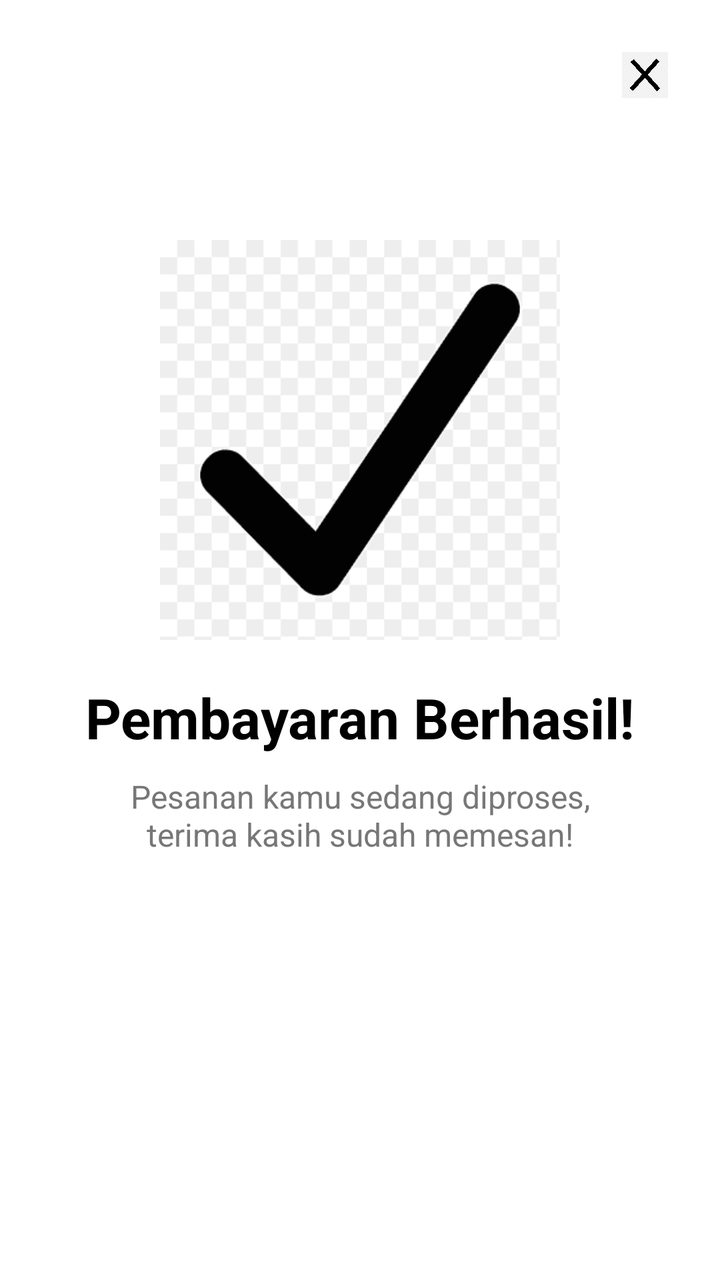
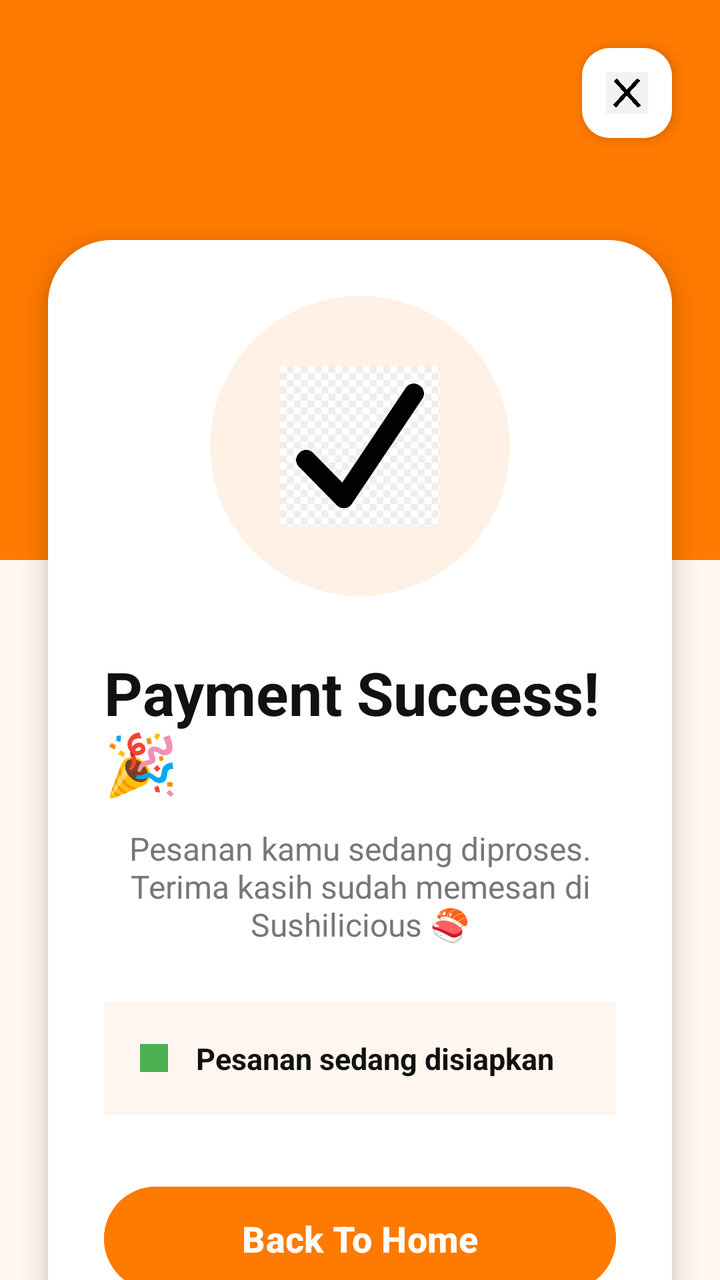

Before-and-after screenshots of an Android layout around one commit, followed by the original layout XML and the change that was made.
<!-- AndroidManifest.xml: application theme Theme.Sushilicious -->
<!-- res/layout/activity_pembayaran_berhasil.xml -->
<?xml version="1.0" encoding="utf-8"?>
<androidx.constraintlayout.widget.ConstraintLayout
    xmlns:android="http://schemas.android.com/apk/res/android"
    xmlns:app="http://schemas.android.com/apk/res-auto"
    android:id="@+id/main"
    android:layout_width="match_parent"
    android:layout_height="match_parent"
    android:background="#FFFFFF">

    
    <ImageView
        android:id="@+id/btnClose"
        android:layout_width="35dp"
        android:layout_height="35dp"
        android:padding="6dp"
        android:src="@drawable/ic_close"
        app:layout_constraintTop_toTopOf="parent"
        app:layout_constraintEnd_toEndOf="parent"
        android:layout_marginTop="20dp"
        android:layout_marginEnd="20dp" />

    
    <ImageView
        android:id="@+id/iconSuccess"
        android:layout_width="200dp"
        android:layout_height="200dp"
        android:src="@drawable/ic_succes"
        app:layout_constraintTop_toTopOf="parent"
        app:layout_constraintStart_toStartOf="parent"
        app:layout_constraintEnd_toEndOf="parent"
        android:layout_marginTop="120dp" />

    
    <TextView
        android:id="@+id/textTitle"
        android:layout_width="wrap_content"
        android:layout_height="wrap_content"
        android:text="Pembayaran Berhasil!"
        android:textStyle="bold"
        android:textSize="28sp"
        android:textColor="#000000"
        app:layout_constraintTop_toBottomOf="@id/iconSuccess"
        app:layout_constraintStart_toStartOf="parent"
        app:layout_constraintEnd_toEndOf="parent"
        android:layout_marginTop="20dp" />

    
    <TextView
        android:id="@+id/textSubtitle"
        android:layout_width="wrap_content"
        android:layout_height="wrap_content"
        android:text="Pesanan kamu sedang diproses,\nterima kasih sudah memesan!"
        android:textSize="16sp"
        android:textColor="#777777"
        android:gravity="center"
        app:layout_constraintTop_toBottomOf="@id/textTitle"
        app:layout_constraintStart_toStartOf="parent"
        app:layout_constraintEnd_toEndOf="parent"
        android:layout_marginTop="10dp" />

</androidx.constraintlayout.widget.ConstraintLayout>
<!-- resources referenced by this layout -->
<resources>
  <!-- drawable ic_close: png bitmap (drawable, 7653 bytes) -->
  <!-- drawable ic_succes: png bitmap (drawable, 2093 bytes) -->
  <style name="Theme.Sushilicious" parent="Base.Theme.Sushilicious" />
  <style name="Base.Theme.Sushilicious" parent="Theme.Material3.DayNight.NoActionBar">
          
          
      </style>
</resources>

<!-- the commit's change to res/layout/activity_pembayaran_berhasil.xml (unified diff, before → after) -->
@@ -2,60 +2,146 @@
 <androidx.constraintlayout.widget.ConstraintLayout
     xmlns:android="http://schemas.android.com/apk/res/android"
     xmlns:app="http://schemas.android.com/apk/res-auto"
-    android:id="@+id/main"
     android:layout_width="match_parent"
     android:layout_height="match_parent"
-    android:background="#FFFFFF">
+    android:background="#FFF8F0">
 
     
-    <ImageView
-        android:id="@+id/btnClose"
-        android:layout_width="35dp"
-        android:layout_height="35dp"
-        android:padding="6dp"
-        android:src="@drawable/ic_close"
+
+    <View
+        android:layout_width="0dp"
+        android:layout_height="280dp"
+        android:background="#FF7A00"
         app:layout_constraintTop_toTopOf="parent"
-        app:layout_constraintEnd_toEndOf="parent"
-        android:layout_marginTop="20dp"
-        android:layout_marginEnd="20dp" />
+        app:layout_constraintStart_toStartOf="parent"
+        app:layout_constraintEnd_toEndOf="parent" />
 
     
-    <ImageView
-        android:id="@+id/iconSuccess"
-        android:layout_width="200dp"
-        android:layout_height="200dp"
-        android:src="@drawable/ic_succes"
+
+    <androidx.cardview.widget.CardView
+        android:id="@+id/btnClose"
+        android:layout_width="45dp"
+        android:layout_height="45dp"
+        android:layout_marginTop="24dp"
+        android:layout_marginEnd="24dp"
+        app:cardCornerRadius="14dp"
+        app:cardElevation="4dp"
+        app:layout_constraintTop_toTopOf="parent"
+        app:layout_constraintEnd_toEndOf="parent">
+
+        <ImageView
+            android:layout_width="match_parent"
+            android:layout_height="match_parent"
+            android:background="#FFFFFF"
+            android:padding="12dp"
+            android:src="@drawable/ic_close" />
+
+    </androidx.cardview.widget.CardView>
+
+    
+
+    <androidx.cardview.widget.CardView
+        android:layout_width="0dp"
+        android:layout_height="wrap_content"
+        android:layout_marginStart="24dp"
+        android:layout_marginTop="120dp"
+        android:layout_marginEnd="24dp"
+        app:cardCornerRadius="32dp"
+        app:cardElevation="8dp"
         app:layout_constraintTop_toTopOf="parent"
         app:layout_constraintStart_toStartOf="parent"
-        app:layout_constraintEnd_toEndOf="parent"
-        android:layout_marginTop="120dp" />
+        app:layout_constraintEnd_toEndOf="parent">
 
-    
-    <TextView
-        android:id="@+id/textTitle"
-        android:layout_width="wrap_content"
-        android:layout_height="wrap_content"
-        android:text="Pembayaran Berhasil!"
-        android:textStyle="bold"
-        android:textSize="28sp"
-        android:textColor="#000000"
-        app:layout_constraintTop_toBottomOf="@id/iconSuccess"
-        app:layout_constraintStart_toStartOf="parent"
-        app:layout_constraintEnd_toEndOf="parent"
-        android:layout_marginTop="20dp" />
+        <LinearLayout
+            android:layout_width="match_parent"
+            android:layout_height="wrap_content"
+            android:orientation="vertical"
+            android:gravity="center_horizontal"
+            android:padding="28dp"
+            android:background="#FFFFFF">
 
-    
-    <TextView
-        android:id="@+id/textSubtitle"
-        android:layout_width="wrap_content"
-        android:layout_height="wrap_content"
-        android:text="Pesanan kamu sedang diproses,\nterima kasih sudah memesan!"
-        android:textSize="16sp"
-        android:textColor="#777777"
-        android:gravity="center"
-        app:layout_constraintTop_toBottomOf="@id/textTitle"
-        app:layout_constraintStart_toStartOf="parent"
-        app:layout_constraintEnd_toEndOf="parent"
-        android:layout_marginTop="10dp" />
+            
+
+            <androidx.cardview.widget.CardView
+                android:layout_width="150dp"
+                android:layout_height="150dp"
+                app:cardCornerRadius="75dp"
+                app:cardElevation="0dp"
+                app:cardBackgroundColor="#FFF1E5">
+
+                <ImageView
+                    android:layout_width="match_parent"
+                    android:layout_height="match_parent"
+                    android:padding="35dp"
+                    android:src="@drawable/ic_succes" />
+
+            </androidx.cardview.widget.CardView>
+
+            
+
+            <TextView
+                android:layout_width="wrap_content"
+                android:layout_height="wrap_content"
+                android:layout_marginTop="28dp"
+                android:text="Payment Success! 🎉"
+                android:textColor="#111111"
+                android:textSize="30sp"
+                android:textStyle="bold" />
+
+            
+
+            <TextView
+                android:layout_width="wrap_content"
+                android:layout_height="wrap_content"
+                android:layout_marginTop="12dp"
+                android:gravity="center"
+                android:text="Pesanan kamu sedang diproses.\nTerima kasih sudah memesan di Sushilicious 🍣"
+                android:textColor="#777777"
+                android:textSize="16sp" />
+
+            
+
+            <LinearLayout
+                android:layout_width="match_parent"
+                android:layout_height="wrap_content"
+                android:layout_marginTop="28dp"
+                android:background="#FFF6EF"
+                android:gravity="center_vertical"
+                android:orientation="horizontal"
+                android:padding="18dp">
+
+                <View
+                    android:layout_width="14dp"
+                    android:layout_height="14dp"
+                    android:background="#4CAF50" />
+
+                <TextView
+                    android:layout_width="wrap_content"
+                    android:layout_height="wrap_content"
+                    android:layout_marginStart="14dp"
+                    android:text="Pesanan sedang disiapkan"
+                    android:textColor="#111111"
+                    android:textSize="15sp"
+                    android:textStyle="bold" />
+
+            </LinearLayout>
+
+            
+
+            <Button
+                android:id="@+id/btnHome"
+                android:layout_width="match_parent"
+                android:layout_height="60dp"
+                android:layout_marginTop="32dp"
+                android:backgroundTint="#FF7A00"
+                android:text="Back To Home"
+                android:textAllCaps="false"
+                android:textColor="#FFFFFF"
+                android:textSize="18sp"
+                android:textStyle="bold" />
+
+        </LinearLayout>
+
+    </androidx.cardview.widget.CardView>
 
 </androidx.constraintlayout.widget.ConstraintLayout>
